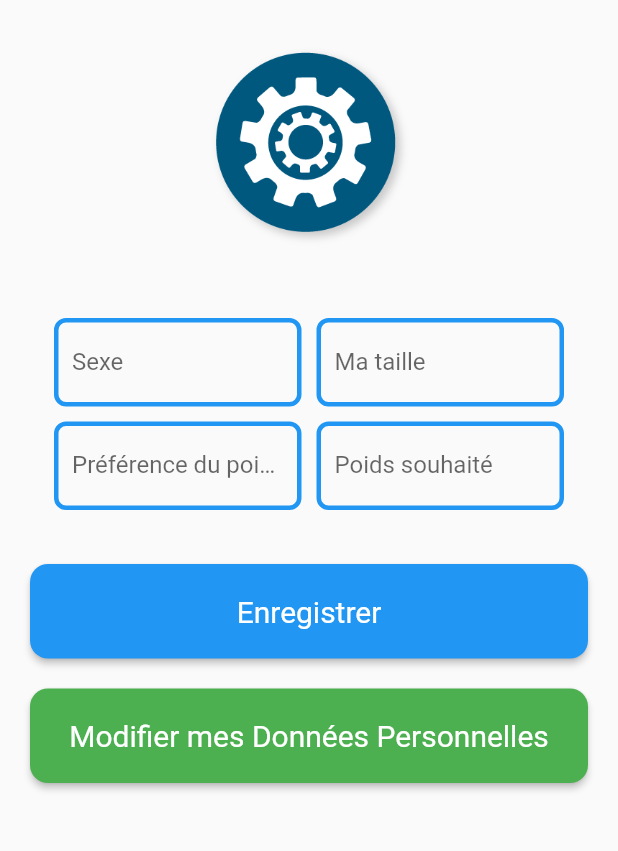
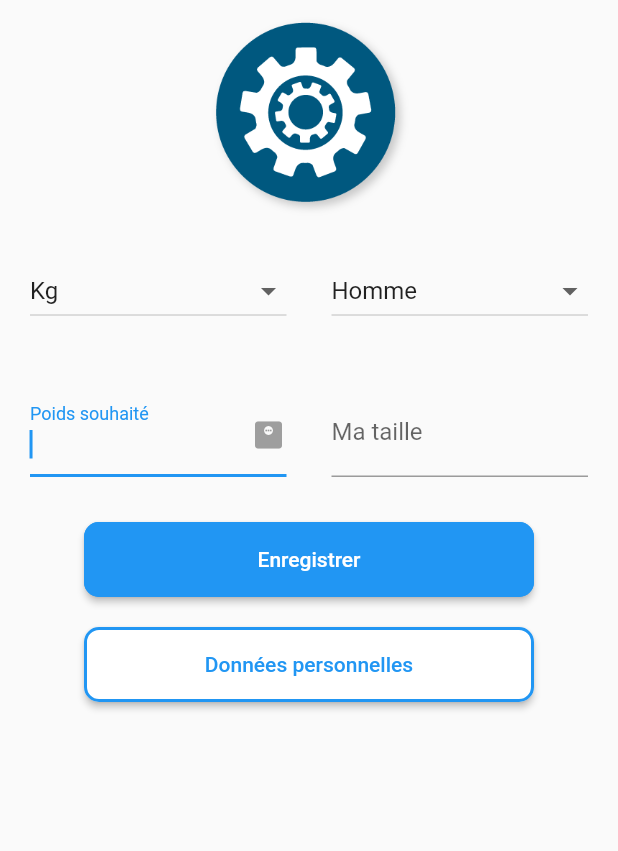
Before and after one commit to BalanceTonPoids/flutter, a Flutter app: the EditProfilePage screen opened directly, on a phone screen of 412 x 824 dp, the part 84-935 px from its top. Run offline on Flutter 3.47's test engine with Material 2 defaults, Android fonts, the phone set to English and light mode, and no system bars; our stand-ins replace adaptive_theme, fl_chart, flutter_secure_storage, flutter_spinkit, persistent_bottom_nav_bar, shared_preferences; accounts and stored records are empty.

Commit message:
Editprofil : refacto

```diff
--- a/lib/pages/modifier_profil.dart
+++ b/lib/pages/modifier_profil.dart
@@ -1,5 +1,5 @@
 import 'package:flutter/material.dart';
-
+import 'package:persistent_bottom_nav_bar/persistent_tab_view.dart';
 import '../utils/widgets.dart';
 
 class EditProfilePage extends StatelessWidget {
@@ -7,151 +7,151 @@ class EditProfilePage extends StatelessWidget {
 
   @override
   Widget build(BuildContext context) {
-    return Scaffold(
+    return SafeArea(
+      child: Scaffold(
         appBar: appBar('Modifier mon Profil', true, context),
         body: SingleChildScrollView(
-        padding: const EdgeInsets.all(20.0),
           child: Column(
-          crossAxisAlignment: CrossAxisAlignment.stretch,
-
             children: <Widget>[
               Image.asset(
                 'assets/Settings.png',height: 150,width: 150,
               ),
-
-
-
-
-            const SizedBox(height: 10.0),
               _buildPersonalInfoForm(),
-
-            const SizedBox(height: 20.0),
-            ElevatedButton(
+              Padding(
+                padding: const EdgeInsets.only(top: 10, bottom: 10),
+                child: ElevatedButton(
                   onPressed: () {
                     // Enregistrer les modifications
                   },
-              style: ButtonStyle(
-                padding: MaterialStateProperty.all(const EdgeInsets.all(20)),
-                textStyle: MaterialStateProperty.all(const TextStyle(fontSize: 20)),
-                shape: MaterialStateProperty.all<RoundedRectangleBorder>(
-                  RoundedRectangleBorder(
-                    borderRadius: BorderRadius.circular(12.0),
+                  style: ElevatedButton.styleFrom(
+                    side: const BorderSide(color: Colors.blue, width: 2),
+                    fixedSize: const Size(300, 50),
+                    foregroundColor: Colors.white,
+                    backgroundColor: Colors.blue,
+                    shape: const RoundedRectangleBorder(
+                      borderRadius: BorderRadius.all(Radius.circular(10)),
                     ),
                   ),
-              ),
-              child:  const Text('Enregistrer'),
-            ),
-            const SizedBox(height: 20.0),
-            ElevatedButton(
-              onPressed: () {
-                Navigator.push(
-                  context,
-                  MaterialPageRoute(builder: (context) =>  EditProfileDetailsPage()),
-                );
-              },
-              style: ButtonStyle(
-                padding: MaterialStateProperty.all(const EdgeInsets.all(20)),backgroundColor: const MaterialStatePropertyAll(Colors.green),
-                textStyle: MaterialStateProperty.all(const TextStyle(fontSize: 20)),
-                shape: MaterialStateProperty.all<RoundedRectangleBorder>(
-                  RoundedRectangleBorder(
-                    borderRadius: BorderRadius.circular(12.0),
+                  child: const Text('Enregistrer'),
                 ),
               ),
+              Padding(
+                padding: const EdgeInsets.only(top: 10, bottom: 10),
+                child: ElevatedButton(
+                  onPressed: () {
+                    PersistentNavBarNavigator.pushNewScreen(context, screen: const EditProfileDetailsPage());
+                  },
+                  style: ElevatedButton.styleFrom(
+                    side: const BorderSide(color: Colors.blue, width: 2),
+                    fixedSize: const Size(300, 50),
+                    foregroundColor: Colors.blue,
+                    backgroundColor: Colors.white,
+                    shape: const RoundedRectangleBorder(
+                      borderRadius: BorderRadius.all(Radius.circular(10)),
                     ),
-              child: const Text(
-                'Modifier mes Données Personnelles',),
-
-
                   ),
-
+                  child: const Text('Données personnelles'),
+                ),
+              )
             ],
+          ),
         ),
       ),
     );
   }
 
   Widget _buildPersonalInfoForm() {
-    return Container(
-      padding: const EdgeInsets.all(16.0),
-
-      child: Column(
+    final _heightController = TextEditingController();
+    final _weightFavoriteController = TextEditingController();
+    return Column(
       children: <Widget>[
-
-          const SizedBox(height: 16.0),
-          Row(
+        Padding(
+            padding: const EdgeInsets.all(20.0),
+            child: Row(
+              mainAxisAlignment: MainAxisAlignment.spaceAround,
+              children: [
+                Expanded(
+                  child: DropdownButton(
+                    isExpanded: true,
+                    value: 'kg',
+                    items: const [
+                      DropdownMenuItem(
+                        child: Text('Kg'),
+                        value: 'kg',
+                      ),
+                      DropdownMenuItem(
+                        child: Text('Lbs'),
+                        value: 'lbs',
+                      )
+                    ],
+                    onChanged: (value) {
+                      // Enregistrer les modifications
+                    },
+                  ),
+                ),
+                const SizedBox(width: 30.0),
+                Expanded(
+                    child: DropdownButton(
+                      isExpanded: true,
+                      value: 'H',
+                      items: const [
+                        DropdownMenuItem(
+                          child: Text('Homme'),
+                          value: 'H',
+                        ),
+                        DropdownMenuItem(
+                          child: Text('Femme'),
+                          value: 'F',
+                        ),
+                        DropdownMenuItem(
+                          child: Text('Autre'),
+                          value: 'O',
+                        ),
+                      ],
+                      onChanged: (value) {
+                        // Enregistrer les modifications
+                      },
+                    )
+                ),
+              ],
+            )
+        ),
+        Padding(
+            padding: const EdgeInsets.all(20.0),
+            child: Row(
+              mainAxisAlignment: MainAxisAlignment.spaceAround,
               children: <Widget>[
                 Expanded(
-                child: TextFormField(
-                  decoration: InputDecoration(
-                    labelText: 'Sexe',
-
-                    enabledBorder: OutlineInputBorder(
-                      borderSide: const BorderSide(color: Colors.blue,width: 3),
-                      borderRadius: BorderRadius.circular(8.0),
+                  child: inputForm(
+                      _heightController,
+                      true,
+                      false,
+                      true,
+                      true,
+                      'Poids souhaité',
+                      const Icon(
+                        Icons.monitor_weight,
+                        color: Colors.grey,
+                      )),
                 ),
-                    focusedBorder: OutlineInputBorder(
-                      borderSide: const BorderSide(color: Colors.blue,width: 3),
-                      borderRadius: BorderRadius.circular(8.0),
-                    ),
-                  ),
-                ),
-              ),
-              const SizedBox(width: 10),
+                const SizedBox(width: 30.0),
                 Expanded(
-                child: TextFormField(
-                  decoration: InputDecoration(
-                    labelText: 'Ma taille',
-                    enabledBorder: OutlineInputBorder(
-                      borderSide: const BorderSide(color: Colors.blue,width: 3),
-                      borderRadius: BorderRadius.circular(8.0),
-                    ),
-                    focusedBorder: OutlineInputBorder(
-                      borderSide: const BorderSide(color: Colors.blue,width: 3),
-                      borderRadius: BorderRadius.circular(8.0),
-                    ),
-                  ),
-                ),
+                  child: inputForm(
+                      _weightFavoriteController,
+                      true,
+                      false,
+                      true,
+                      true,
+                      'Ma taille',
+                      const Icon(
+                        Icons.height,
+                        color: Colors.grey,
+                      )),
                 ),
               ],
-          ),
-          const SizedBox(height: 10),
-          Row(
-            children: <Widget>[
-              Expanded(
-                child: TextFormField(
-                  decoration: InputDecoration(
-                    labelText: 'Préférence du poids',
-                    enabledBorder: OutlineInputBorder(
-                      borderSide: const BorderSide(color: Colors.blue,width: 3),
-                      borderRadius: BorderRadius.circular(8.0),
-                    ),
-                    focusedBorder: OutlineInputBorder(
-                      borderSide: const BorderSide(color: Colors.blue,width: 3),
-                      borderRadius: BorderRadius.circular(8.0),
-                    ),
-                  ),
-                ),
-              ),
-              const SizedBox(width: 10),
-              Expanded(
-                child: TextFormField(
-                  decoration: InputDecoration(
-                    labelText: 'Poids souhaité',
-                    enabledBorder: OutlineInputBorder(
-                      borderSide: const BorderSide(color: Colors.blue,width: 3),
-                      borderRadius: BorderRadius.circular(8.0),
-                    ),
-                    focusedBorder: OutlineInputBorder(
-                      borderSide: const BorderSide(color: Colors.blue,width: 3),
-                      borderRadius: BorderRadius.circular(8.0),
-                    ),
-                  ),
-                ),
+            )
         ),
       ],
-          ),
-        ],
-      ),
     );
   }
 }
@@ -224,7 +224,6 @@ class _EditProfileDetailsPageState extends State<EditProfileDetailsPage> {
                   Image.asset(
                     'assets/donnesPerso.png',height: 200,width: 150,
                   ),
-
                   const Text(
                     'Données personnelles',
                     textAlign: TextAlign.center,
@@ -234,58 +233,49 @@ class _EditProfileDetailsPageState extends State<EditProfileDetailsPage> {
                       color: Colors.white,
                     ),
                   ),
-    const SizedBox(height: 16.0),
-    TextFormField(
-    controller: _emailController,
-    style: const TextStyle(color: Colors.black),
-    decoration: InputDecoration(
-    labelText: 'Email',
-    fillColor: Colors.white,
-    filled: true,
-    enabledBorder: OutlineInputBorder(
-    borderRadius: BorderRadius.circular(8.0),
-    borderSide: const BorderSide(color: Colors.blue,width: 3),
+                  Padding(
+                    padding: const EdgeInsets.all(20.0),
+                    child: inputForm(
+                      _emailController,
+                      true,
+                      false,
+                      true,
+                      true,
+                      'Entrez votre e-mail',
+                      const Icon(
+                        Icons.alternate_email,
+                        color: Colors.grey,
                       ),
-    focusedBorder: OutlineInputBorder(
-    borderRadius: BorderRadius.circular(8.0),
-    borderSide: const BorderSide(color: Colors.blue,width: 3),
+                    )
                   ),
+                  Padding(
+                    padding: const EdgeInsets.all(20.0),
+                    child: inputForm(
+                        _passwordController,
+                        false,
+                        true,
+                        false,
+                        false,
+                        'Entrez votre mot de passe',
+                        const Icon(
+                          Icons.lock,
+                          color: Colors.grey,
+                        )
+                    )
                   ),
-    validator: _validateEmail,
-    ),
-    const SizedBox(height: 12),
-    TextFormField(
-    controller: _passwordController,
-    style: const TextStyle(color: Colors.black),
-    decoration: InputDecoration(
-    labelText: 'Mot de passe',
-    fillColor: Colors.white,
-    filled: true,
-    enabledBorder: OutlineInputBorder(
-    borderRadius: BorderRadius.circular(8.0),
-    borderSide: const BorderSide(color: Colors.blue,width: 3),
-    ),
-    focusedBorder: OutlineInputBorder(
-    borderRadius: BorderRadius.circular(8.0),
-    borderSide: const BorderSide(color: Colors.blue, width: 3),
-    ),
-    ),
-    obscureText: true,
-    validator: _validatePassword,),
-      const SizedBox(height: 16.0),
                   ElevatedButton(
                     onPressed: _submitForm,
-        style: ButtonStyle(
-          padding: MaterialStateProperty.all(const EdgeInsets.all(20)),
-          textStyle: MaterialStateProperty.all(const TextStyle(fontSize: 20)),
-          shape: MaterialStateProperty.all<RoundedRectangleBorder>(
-            RoundedRectangleBorder(
-              borderRadius: BorderRadius.circular(12.0),
-            ),
+                    style: ElevatedButton.styleFrom(
+                      side: const BorderSide(color: Colors.blue, width: 2),
+                      fixedSize: const Size(300, 50),
+                      foregroundColor: Colors.white,
+                      backgroundColor: Colors.blue,
+                      shape: const RoundedRectangleBorder(
+                        borderRadius: BorderRadius.all(Radius.circular(10)),
                       ),
                     ),
                     child: const Text('Enregistrer'),
-      ),
+                  )
                 ]
             ),
           ),
```
Lines whose indentation alone changed are shown as unchanged.
